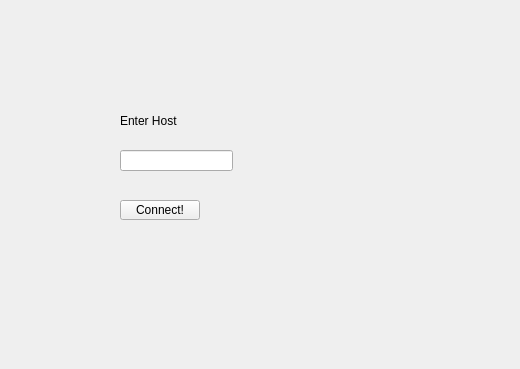
Qt form widget.ui (wuz1run/remoteApps) before a commit; both pictures show x 0 to 520 and y 0 to 369 of the 800 by 600 pixel window.
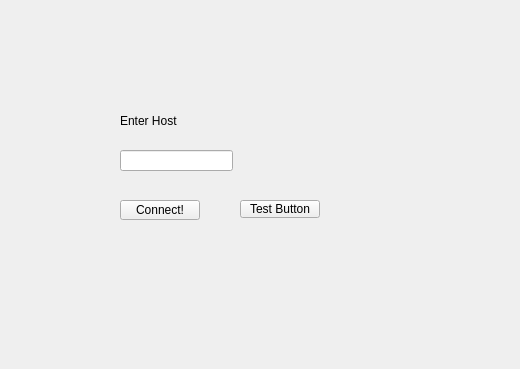
The same form after that commit.

Commit message: parse lnk added

Patch:
```diff
--- a/widget.ui
+++ b/widget.ui
@@ -49,6 +49,19 @@
     <string>Enter Host</string>
    </property>
   </widget>
+  <widget class="QPushButton" name="TestButton">
+   <property name="geometry">
+    <rect>
+     <x>240</x>
+     <y>200</y>
+     <width>80</width>
+     <height>18</height>
+    </rect>
+   </property>
+   <property name="text">
+    <string>Test Button</string>
+   </property>
+  </widget>
  </widget>
  <resources/>
  <connections/>
```
The commit also changes 2 other files.
